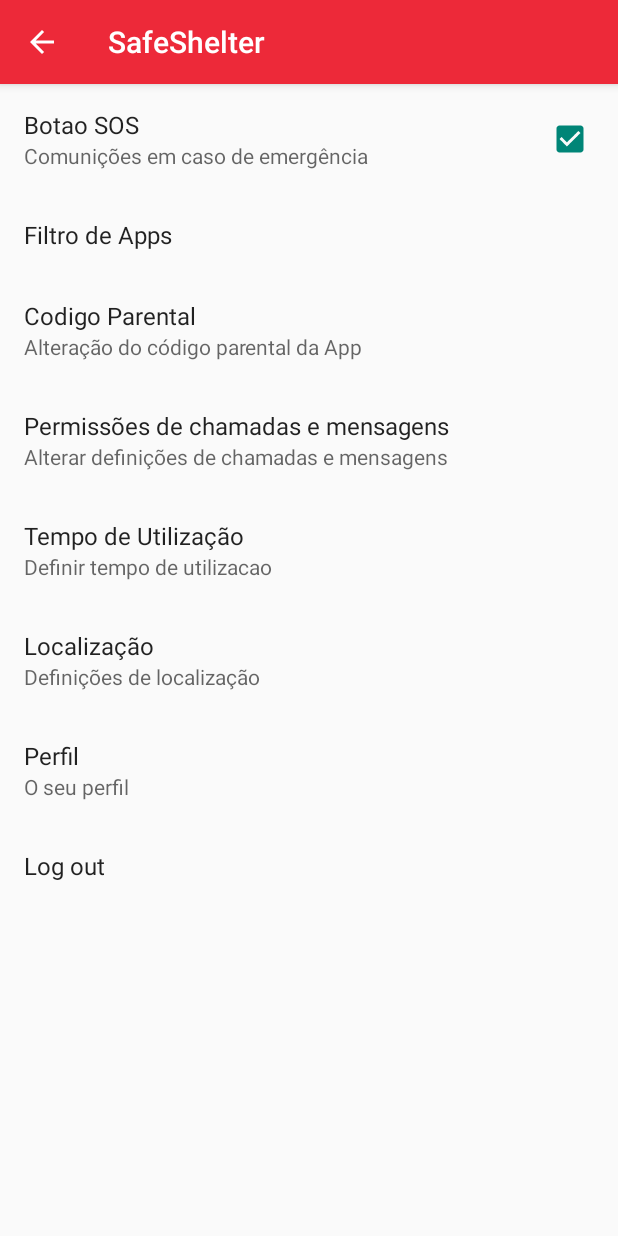
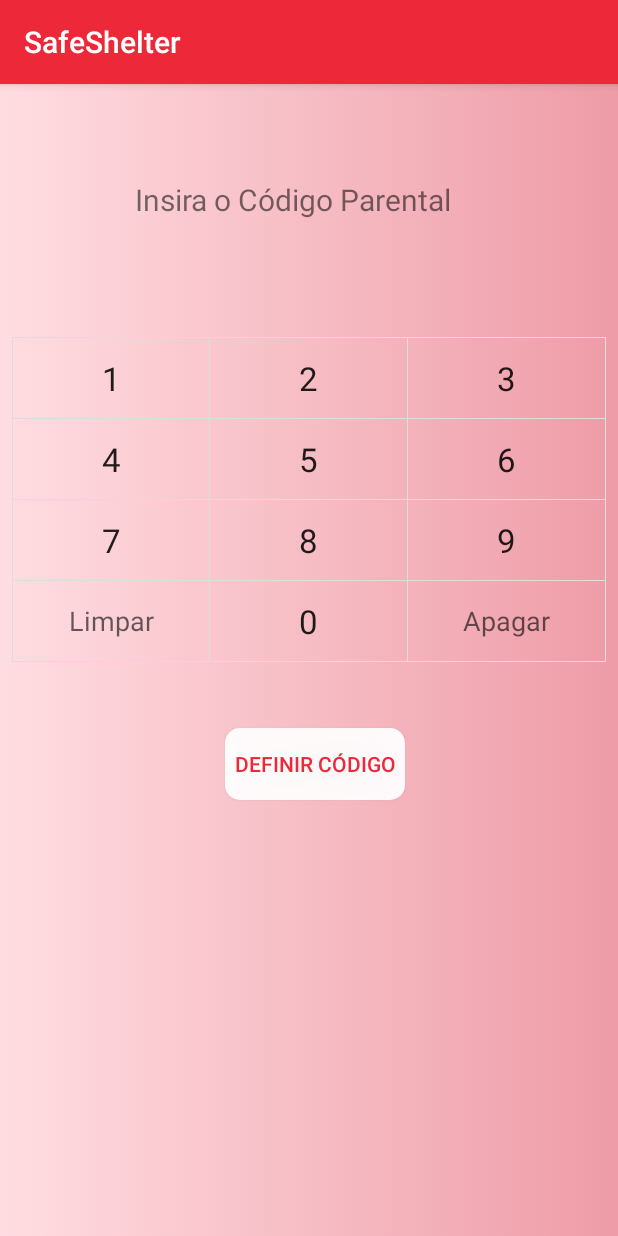
Before and after one commit to LeGoonie/SafeShelterCM, an Android app: the screen it shows after launch once a user with an empty profile is signed in (SettingsActivity before the commit, InsertParentalCode after it), after a tap on an icon or button, on a phone screen of 412 x 824 dp. Run offline under Robolectric (Android 15) with nearby library versions, the phone set to English and light mode, and no system bars; our stand-ins replace Firebase (no records; nobody signed in at launch, a user with empty details on screens opened directly).

Commit message:
Ecrãs para Definir, Alterar e Inserir o Código Parental feitos. Falta o código para efetuar essas mecânicas.

```diff
--- a/app/src/main/AndroidManifest.xml
+++ b/app/src/main/AndroidManifest.xml
@@ -13,7 +13,8 @@
         android:roundIcon="@mipmap/ic_launcher_round"
         android:supportsRtl="true"
         android:theme="@style/AppTheme">
-        <activity android:name=".ChangeParentalCode"></activity>
+        <activity android:name=".InsertParentalCode"></activity>
+        <activity android:name=".ChangeParentalCode" />
         <activity android:name=".ChooseParentalCode" />
         <activity android:name="com.miniapps.quiz.MainQuizActivity" />
         <activity android:name="com.miniapps.quiz.QuizActivity" /> <!-- Profile Activity -->
--- a/app/src/main/java/com/example/safeshelter/ChooseParentalCode.java
+++ b/app/src/main/java/com/example/safeshelter/ChooseParentalCode.java
@@ -1,5 +1,6 @@
 package com.example.safeshelter;
 
+import android.content.Intent;
 import android.os.Bundle;
 import android.view.View;
 import android.widget.Button;
@@ -35,6 +36,4 @@ public class ChooseParentalCode extends AppCompatActivity {
             }
         });
     }
-
-
 }
--- /dev/null
+++ b/app/src/main/java/com/example/safeshelter/InsertParentalCode.java
@@ -0,0 +1,143 @@
+package com.example.safeshelter;
+
+import androidx.appcompat.app.AppCompatActivity;
+import androidx.appcompat.widget.Toolbar;
+
+import android.content.Intent;
+import android.os.Bundle;
+import android.text.Editable;
+import android.view.View;
+import android.widget.Button;
+import android.widget.EditText;
+import android.widget.TextView;
+
+import org.w3c.dom.Text;
+
+public class InsertParentalCode extends AppCompatActivity {
+    private Button insert_button;
+    private EditText password_field;
+    private TextView back, clear;
+    private TextView one, two, three, four, five, six, seven, eight, nine, zero;
+
+    @Override
+    protected void onCreate(Bundle savedInstanceState) {
+        setTitle("SafeShelter");
+
+        super.onCreate(savedInstanceState);
+        setContentView(R.layout.activity_insert_parental_code);
+
+        Toolbar toolbar = findViewById(R.id.toolbar);
+        setSupportActionBar(toolbar);
+
+        password_field = findViewById(R.id.password_field);
+
+        insert_button = findViewById(R.id.button_login);
+        insert_button.setOnClickListener(new View.OnClickListener() {
+            @Override
+            public void onClick(View view) {
+                Intent intent = new Intent(InsertParentalCode.this, SettingsActivity.class);
+                startActivity(intent);
+            }
+        });
+
+        back = findViewById(R.id.t9_key_backspace);
+        back.setOnClickListener(new View.OnClickListener() {
+            @Override
+            public void onClick(View view) {
+                Editable editable = password_field.getText();
+                int charCount = editable.length();
+                if (charCount > 0) {
+                    editable.delete(charCount - 1, charCount);
+                }
+            }
+        });
+
+        clear = findViewById(R.id.t9_key_clear);
+        clear.setOnClickListener(new View.OnClickListener() {
+            @Override
+            public void onClick(View view) {
+                password_field.setText(null);
+            }
+        });
+
+        one = findViewById(R.id.t9_key_1);
+        one.setOnClickListener(new View.OnClickListener() {
+            @Override
+            public void onClick(View view) {
+                password_field.append("1");
+            }
+        });
+
+        two = findViewById(R.id.t9_key_2);
+        two.setOnClickListener(new View.OnClickListener() {
+            @Override
+            public void onClick(View view) {
+                password_field.append("2");
+            }
+        });
+
+        three = findViewById(R.id.t9_key_3);
+        three.setOnClickListener(new View.OnClickListener() {
+            @Override
+            public void onClick(View view) {
+                password_field.append("3");
+            }
+        });
+
+        four = findViewById(R.id.t9_key_4);
+        four.setOnClickListener(new View.OnClickListener() {
+            @Override
+            public void onClick(View view) {
+                password_field.append("4");
+            }
+        });
+
+        five = findViewById(R.id.t9_key_5);
+        five.setOnClickListener(new View.OnClickListener() {
+            @Override
+            public void onClick(View view) {
+                password_field.append("5");
+            }
+        });
+
+        six = findViewById(R.id.t9_key_6);
+        six.setOnClickListener(new View.OnClickListener() {
+            @Override
+            public void onClick(View view) {
+                password_field.append("6");
+            }
+        });
+
+        seven = findViewById(R.id.t9_key_7);
+        seven.setOnClickListener(new View.OnClickListener() {
+            @Override
+            public void onClick(View view) {
+                password_field.append("7");
+            }
+        });
+
+        eight = findViewById(R.id.t9_key_8);
+        eight.setOnClickListener(new View.OnClickListener() {
+            @Override
+            public void onClick(View view) {
+                password_field.append("8");
+            }
+        });
+
+        nine = findViewById(R.id.t9_key_9);
+        nine.setOnClickListener(new View.OnClickListener() {
+            @Override
+            public void onClick(View view) {
+                password_field.append("9");
+            }
+        });
+
+        zero = findViewById(R.id.t9_key_0);
+        zero.setOnClickListener(new View.OnClickListener() {
+            @Override
+            public void onClick(View view) {
+                password_field.append("0");
+            }
+        });
+    }
+}
--- a/app/src/main/java/com/example/safeshelter/MainMenuActivity.java
+++ b/app/src/main/java/com/example/safeshelter/MainMenuActivity.java
@@ -33,7 +33,7 @@ public class MainMenuActivity extends AppCompatActivity {
         settings_image.setOnClickListener(new View.OnClickListener() {
             @Override
             public void onClick(View view) {
-                Intent intent = new Intent(MainMenuActivity.this, SettingsActivity.class);
+                Intent intent = new Intent(MainMenuActivity.this, InsertParentalCode.class);
                 startActivity(intent);
             }
         });
--- /dev/null
+++ b/app/src/main/res/drawable/keyboard_button_bg.xml
@@ -0,0 +1,13 @@
+<?xml version="1.0" encoding="utf-8"?>
+<selector xmlns:android="http://schemas.android.com/apk/res/android" android:exitFadeDuration="@android:integer/config_shortAnimTime">
+    <item android:state_pressed="true">
+        <shape>
+            <solid android:color="#dddddd"/>
+        </shape>
+    </item>
+    <item android:state_pressed="false">
+        <shape>
+            <solid android:color="@android:color/transparent"/>
+        </shape>
+    </item>
+</selector>
--- /dev/null
+++ b/app/src/main/res/drawable/keyboard_divider.xml
@@ -0,0 +1,7 @@
+<?xml version="1.0" encoding="utf-8"?>
+<shape xmlns:android="http://schemas.android.com/apk/res/android">
+    <solid android:color="#dddddd"/>
+    <size
+        android:width="1px"
+        android:height="1px"/>
+</shape>
--- /dev/null
+++ b/app/src/main/res/layout/activity_insert_parental_code.xml
@@ -0,0 +1,146 @@
+<?xml version="1.0" encoding="utf-8"?>
+<LinearLayout xmlns:android="http://schemas.android.com/apk/res/android"
+    android:layout_width="match_parent"
+    android:layout_height="match_parent"
+    xmlns:app="http://schemas.android.com/apk/res-auto"
+    android:orientation="vertical"
+    android:background="@drawable/gradient_background">
+
+    <include
+        android:id="@+id/toolbar"
+        layout="@layout/toolbar"
+        android:layout_width="match_parent"
+        android:layout_height="wrap_content"
+        android:layout_marginBottom="53dp"
+        app:layout_constraintBottom_toTopOf="@+id/Login_Icon"
+        app:layout_constraintEnd_toEndOf="parent"
+        app:layout_constraintHorizontal_bias="0.0"
+        app:layout_constraintStart_toStartOf="parent"
+        app:layout_constraintTop_toTopOf="parent"
+        app:layout_constraintVertical_bias="0.0"/>
+
+    <TextView
+        android:id="@+id/textView"
+        android:layout_width="wrap_content"
+        android:layout_height="wrap_content"
+        android:layout_marginLeft="90dp"
+        android:layout_marginTop="10dp"
+        android:text="@string/insert_code"
+        android:textSize="20dp"
+        app:layout_constraintStart_toStartOf="parent"
+        app:layout_constraintTop_toTopOf="@+id/toolbar" />
+
+    <EditText
+        android:id="@+id/password_field"
+        android:layout_width="match_parent"
+        android:layout_height="wrap_content"
+        android:layout_marginBottom="8dp"
+        android:background="@android:color/transparent"
+        android:inputType="textPassword"
+        android:textColor="#000000"
+        android:gravity="center"
+        android:textSize="40dp"
+        android:enabled="false"
+        android:minHeight="48dp"
+        android:paddingLeft="8dp"
+        android:paddingRight="8dp"
+        android:singleLine="true"
+        android:textAppearance="?android:attr/textAppearanceMedium"
+        android:layout_margin="8dp"/>
+
+    <TableLayout
+        android:id="@+id/keyboard"
+        android:layout_width="match_parent"
+        android:layout_height="wrap_content"
+        android:background="@android:color/transparent"
+        android:divider="@drawable/keyboard_divider"
+        android:orientation="vertical"
+        android:showDividers="beginning|middle|end"
+        android:layout_margin="8dp">
+
+        <TableRow style="@style/keyboard_row">
+
+            <TextView
+                android:id="@+id/t9_key_1"
+                style="@style/keyboard_number_button"
+                android:text="@string/number_one"/>
+
+            <TextView
+                android:id="@+id/t9_key_2"
+                style="@style/keyboard_number_button"
+                android:text="@string/number_two"/>
+
+            <TextView
+                android:id="@+id/t9_key_3"
+                style="@style/keyboard_number_button"
+                android:text="@string/number_three"/>
+        </TableRow>
+
+        <TableRow style="@style/keyboard_row">
+
+            <TextView
+                android:id="@+id/t9_key_4"
+                style="@style/keyboard_number_button"
+                android:text="@string/number_four"/>
+
+            <TextView
+                android:id="@+id/t9_key_5"
+                style="@style/keyboard_number_button"
+                android:text="@string/number_five"/>
+
+            <TextView
+                android:id="@+id/t9_key_6"
+                style="@style/keyboard_number_button"
+                android:text="@string/number_six"/>
+        </TableRow>
+
+        <TableRow style="@style/keyboard_row">
+
+            <TextView
+                android:id="@+id/t9_key_7"
+                style="@style/keyboard_number_button"
+                android:text="@string/number_seven"/>
+
+            <TextView
+                android:id="@+id/t9_key_8"
+                style="@style/keyboard_number_button"
+                android:text="@string/number_eight"/>
+
+            <TextView
+                android:id="@+id/t9_key_9"
+                style="@style/keyboard_number_button"
+                android:text="@string/number_nine"/>
+        </TableRow>
+
+        <TableRow style="@style/keyboard_row">
+
+            <TextView
+                android:id="@+id/t9_key_clear"
+                style="@style/keyboard_button"
+                android:text="@string/btn_clear"
+                android:textAppearance="?android:attr/textAppearanceMedium"/>
+
+            <TextView
+                android:id="@+id/t9_key_0"
+                style="@style/keyboard_number_button"
+                android:text="@string/number_zero"/>
+
+            <TextView
+                android:id="@+id/t9_key_backspace"
+                style="@style/keyboard_button"
+                android:text="@string/btn_backspace"
+                android:textAppearance="?android:attr/textAppearanceMedium"/>
+        </TableRow>
+    </TableLayout>
+
+    <Button
+        android:id="@+id/button_login"
+        android:layout_width="120dp"
+        android:layout_height="wrap_content"
+        android:layout_marginTop="36dp"
+        android:background="@drawable/roundedbutton"
+        android:text="@string/submit_code"
+        android:textColor="#ED2939"
+        android:layout_marginLeft="150dp"/>
+
+</LinearLayout>
--- a/app/src/main/res/values/strings.xml
+++ b/app/src/main/res/values/strings.xml
@@ -92,14 +92,29 @@
     <string name="edit_text_hint">Insere a resposta aqui ..</string>
 
     <!-- Choose Parental Code -->
-    <string name="choose_code">Choose Parental Code</string>
+    <string name="choose_code">Defina o Código Parental</string>
     <string name="first_code">Insira o código parental</string>
     <string name="second_code">Insira novamente o código parental</string>
     <string name="submit_code">Definir código</string>
 
     <!-- Change Parental Code -->
-    <string name="change_code">Change Parental Code</string>
+    <string name="change_code">Altere o Código Parental</string>
     <string name="change_first_code">Insira o código parental atual</string>
     <string name="change_second_code">Insira o novo código parental</string>
     <string name="submit_change_code">Mudar código</string>
+
+    <!-- Insert Parental Code -->
+    <string name="insert_code">Insira o Código Parental</string>
+    <string name="number_zero">0</string>
+    <string name="number_one">1</string>
+    <string name="number_two">2</string>
+    <string name="number_three">3</string>
+    <string name="number_four">4</string>
+    <string name="number_five">5</string>
+    <string name="number_six">6</string>
+    <string name="number_seven">7</string>
+    <string name="number_eight">8</string>
+    <string name="number_nine">9</string>
+    <string name="btn_clear">Limpar</string>
+    <string name="btn_backspace">Apagar</string>
 </resources>
--- a/app/src/main/res/values/styles.xml
+++ b/app/src/main/res/values/styles.xml
@@ -21,4 +21,32 @@
     <style name="AppTheme.AppBarOverlay" parent="ThemeOverlay.AppCompat.Dark.ActionBar" />
 
     <style name="AppTheme.PopupOverlay" parent="ThemeOverlay.AppCompat.Light" />
+
+
+
+
+    <style name="keyboard_row">
+        <item name="android:layout_width">match_parent</item>
+        <item name="android:layout_height">wrap_content</item>
+        <item name="android:divider">@drawable/keyboard_divider</item>
+        <item name="android:gravity">center</item>
+        <item name="android:showDividers">beginning|middle|end</item>
+    </style>
+
+    <style name="keyboard_button">
+        <item name="android:layout_width">0dp</item>
+        <item name="android:layout_height">match_parent</item>
+        <item name="android:layout_weight">1</item>
+        <item name="android:paddingTop">12dp</item>
+        <item name="android:paddingBottom">12dp</item>
+        <item name="android:clickable">true</item>
+        <item name="android:gravity">center</item>
+        <item name="android:scaleType">centerInside</item>
+        <item name="android:background">@drawable/keyboard_button_bg</item>
+        <item name="android:textAppearance">?android:attr/textAppearanceLarge</item>
+    </style>
+
+    <style name="keyboard_number_button" parent="keyboard_button">
+        <item name="android:tag">number_button</item>
+    </style>
 </resources>
```
